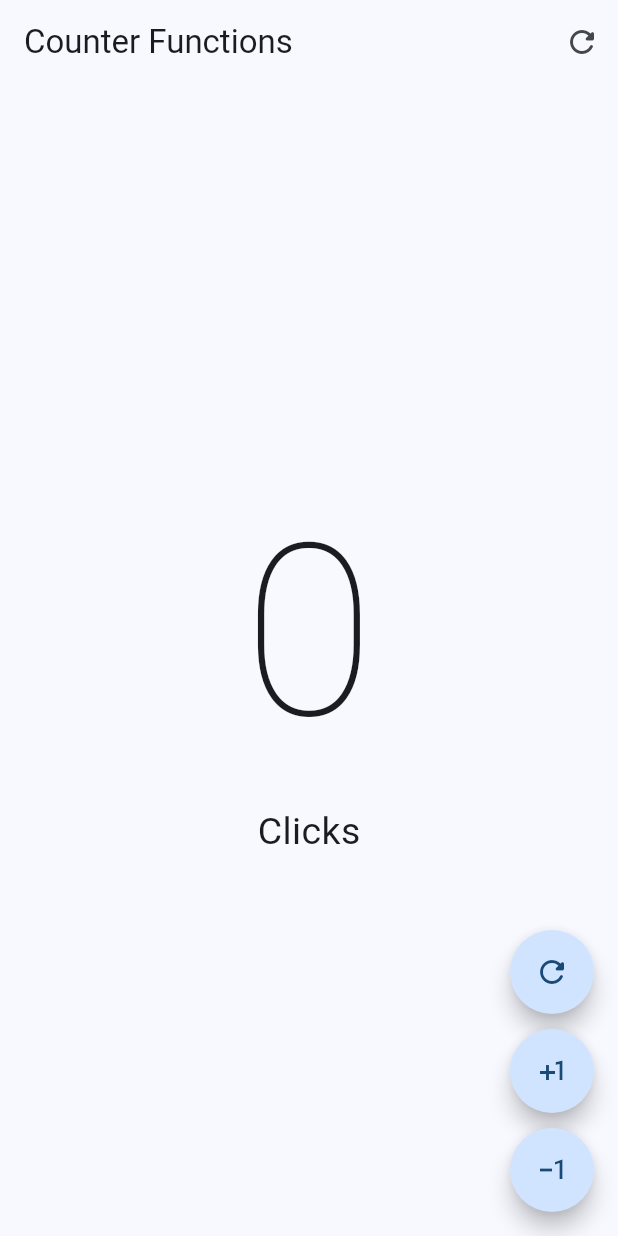
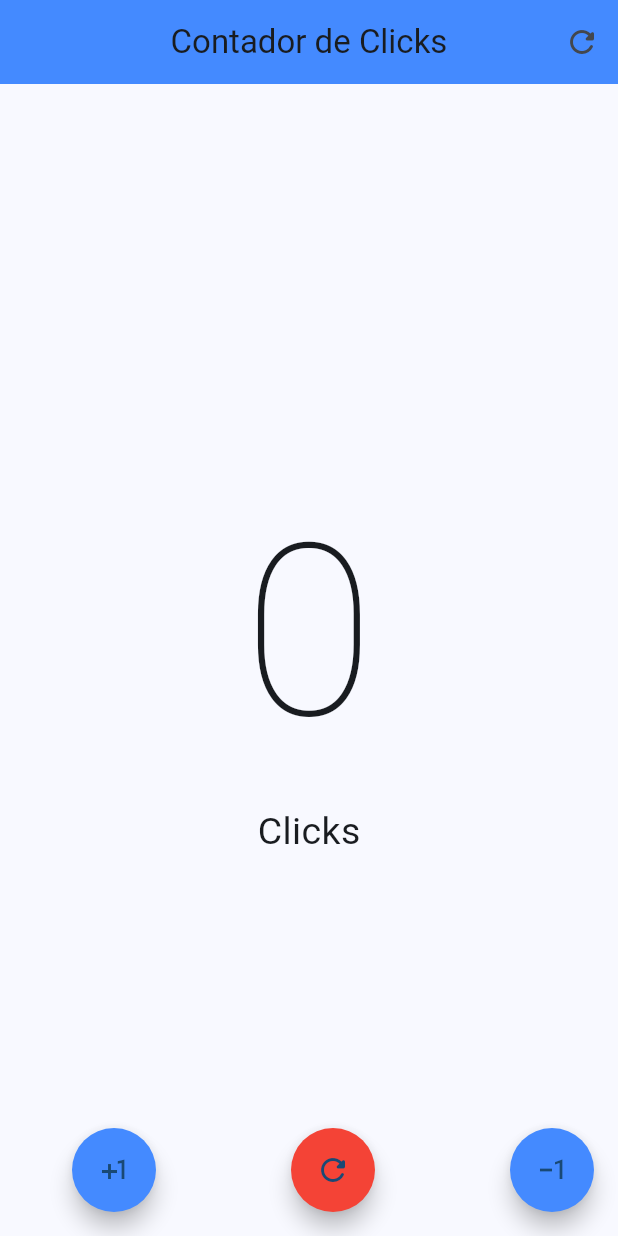
Before and after one commit to PedroLedoBustos/contadorFlutter, a Flutter app: the screen it shows after launch, on a phone screen of 412 x 824 dp. Run offline on Flutter 3.47's test engine with Material 3 defaults, Android fonts, the phone set to English and light mode, and no system bars.

Commit message:
Cambio botones

```diff
--- a/lib/presentacion/screens/counter/counter_functions_screen.dart
+++ b/lib/presentacion/screens/counter/counter_functions_screen.dart
@@ -15,7 +15,9 @@ class _CounterFunctionsScreenState extends State<CounterFunctionsScreen> {
   Widget build(BuildContext context) {
     return Scaffold(
       appBar: AppBar(
-        title: const Text('Counter Functions'),
+        centerTitle: true,
+        backgroundColor: Colors.blueAccent,
+        title: const Text('Contador de Clicks'),
         actions: [
           IconButton(
             icon: const Icon(Icons.refresh_rounded),
@@ -46,23 +48,13 @@ class _CounterFunctionsScreenState extends State<CounterFunctionsScreen> {
             ],
           ),
         ),
-        floatingActionButton: Column(
+        floatingActionButton: Row(
           mainAxisAlignment: MainAxisAlignment.end,
           children:[
 
             CustomButton(
-            icon: Icons.refresh_rounded,
-            onPressed: (){
-              setState((){
-                clickCounter=0;
-              });
-            },),
-
-          const SizedBox(height: 10),
-
-
-          CustomButton(
               icon: Icons.plus_one,
+              color: Colors.blueAccent,
               onPressed: (){
                 setState(() {
                   clickCounter +=1;
@@ -70,10 +62,22 @@ class _CounterFunctionsScreenState extends State<CounterFunctionsScreen> {
               },),
 
 
-          const SizedBox(height:10),
+            const SizedBox(width: 90),
+
+            CustomButton(
+              icon: Icons.refresh_rounded,
+              color: Colors.red,
+              onPressed: (){
+                setState((){
+                  clickCounter=0;
+                });
+              },),
+
+            const SizedBox(width: 90),
 
             CustomButton(
               icon: Icons.exposure_minus_1_outlined,
+              color: Colors.blueAccent,
               onPressed: (){
                 setState(() {
                   if (clickCounter==0) return;
@@ -90,11 +94,13 @@ class CustomButton extends StatelessWidget {
 
   final IconData icon;
   final VoidCallback? onPressed;
+  final Color color;
 
   const CustomButton({
     super.key,
     required this.icon,
     this.onPressed,
+    required this.color,
   });
 
   @override
@@ -102,6 +108,8 @@ class CustomButton extends StatelessWidget {
     return FloatingActionButton(
         shape: const StadiumBorder(), // hace el boton circular
         onPressed: onPressed,
+        backgroundColor: color,
         child: Icon(icon) );
+
   }
 }
```
Lines whose indentation alone changed are shown as unchanged.
